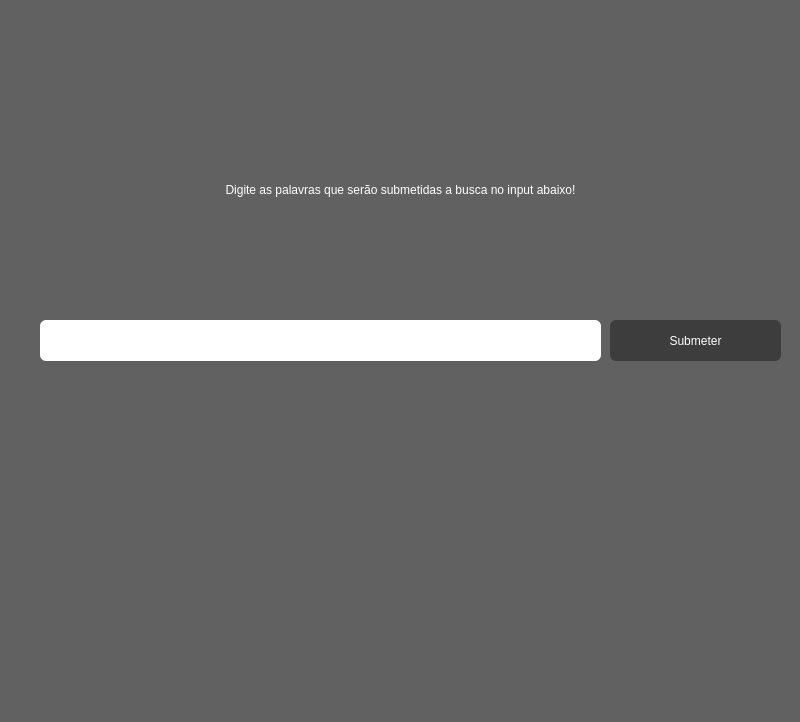
Qt form atividade.ui (Marcos-afk/webcrawler) before a commit.
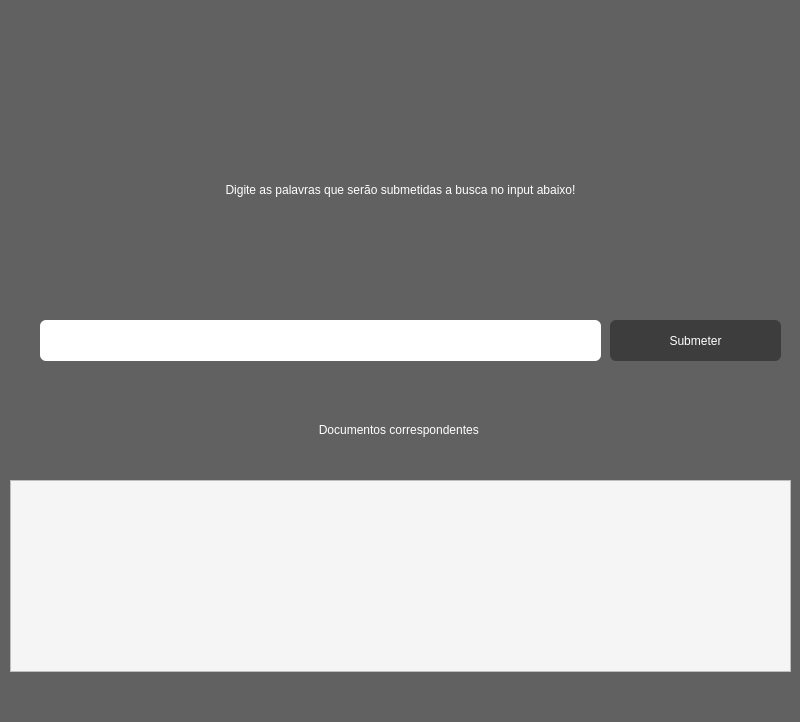
The same form after that commit.

Patch:
```diff
--- a/atividade.ui
+++ b/atividade.ui
@@ -94,6 +94,56 @@
      <string>&lt;html&gt;&lt;head/&gt;&lt;body&gt;&lt;p align=&quot;center&quot;&gt;Digite as palavras que serão submetidas a busca no input abaixo!&lt;/p&gt;&lt;/body&gt;&lt;/html&gt;</string>
     </property>
    </widget>
+   <widget class="QLabel" name="label_3">
+    <property name="enabled">
+     <bool>true</bool>
+    </property>
+    <property name="geometry">
+     <rect>
+      <x>0</x>
+      <y>410</y>
+      <width>801</width>
+      <height>41</height>
+     </rect>
+    </property>
+    <property name="cursor">
+     <cursorShape>PointingHandCursor</cursorShape>
+    </property>
+    <property name="layoutDirection">
+     <enum>Qt::LeftToRight</enum>
+    </property>
+    <property name="autoFillBackground">
+     <bool>false</bool>
+    </property>
+    <property name="styleSheet">
+     <string notr="true">font: 12pt &quot;Arial&quot;;
+color: rgb(255, 255, 255);
+</string>
+    </property>
+    <property name="text">
+     <string>&lt;html&gt;&lt;head/&gt;&lt;body&gt;&lt;p align=&quot;center&quot;&gt;Documentos correspondentes &lt;/p&gt;&lt;/body&gt;&lt;/html&gt;</string>
+    </property>
+   </widget>
+   <widget class="QTextBrowser" name="textBrowser">
+    <property name="enabled">
+     <bool>false</bool>
+    </property>
+    <property name="geometry">
+     <rect>
+      <x>10</x>
+      <y>480</y>
+      <width>781</width>
+      <height>192</height>
+     </rect>
+    </property>
+    <property name="cursor" stdset="0">
+     <cursorShape>ForbiddenCursor</cursorShape>
+    </property>
+    <property name="styleSheet">
+     <string notr="true">background-color: rgb(245, 245, 245);
+color: rgb(0, 0, 0);</string>
+    </property>
+   </widget>
   </widget>
   <widget class="QStatusBar" name="statusbar"/>
  </widget>
```
